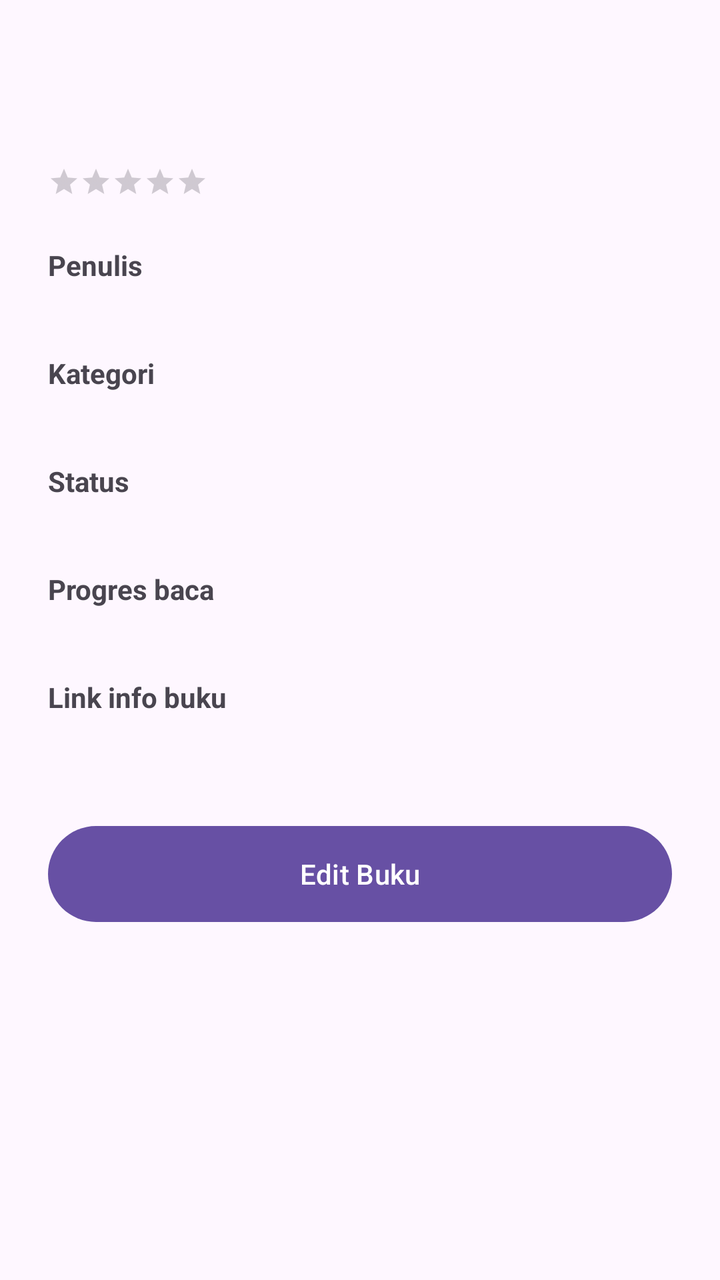
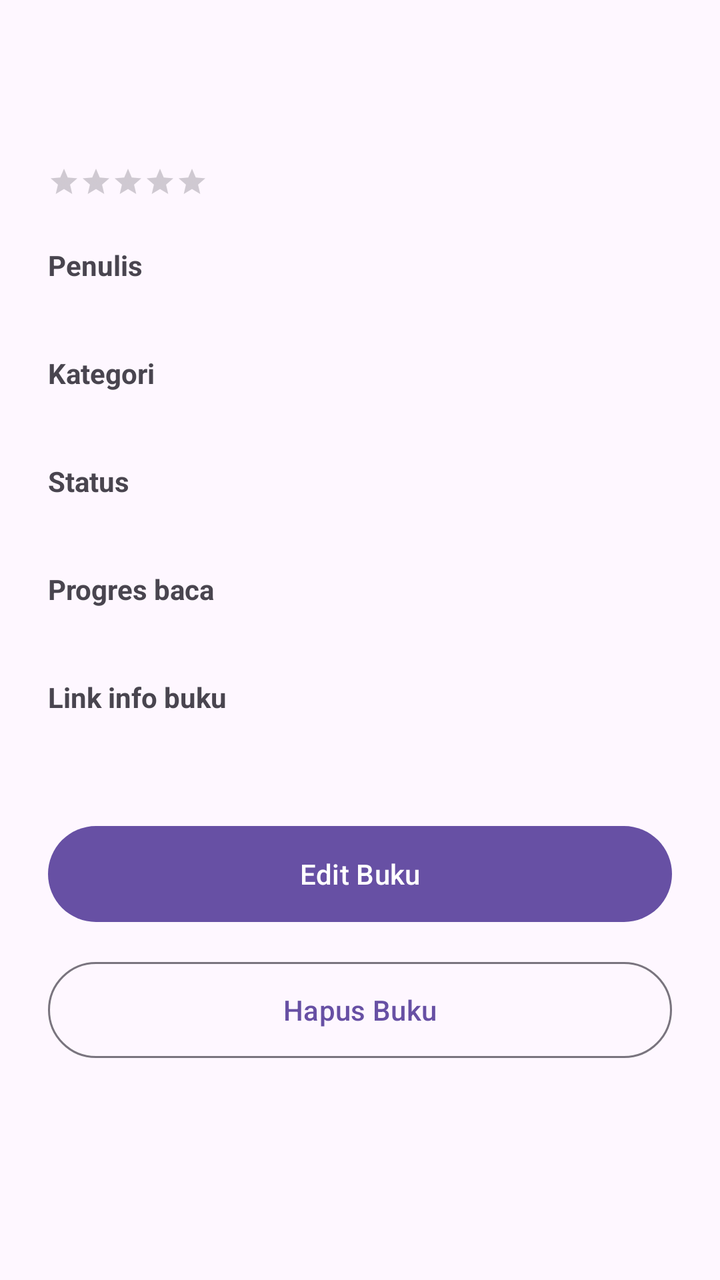

Two renders of the same Android screen: before a commit and after it. Below are the layout's source before the change and the commit's diff.
<!-- AndroidManifest.xml: application theme Theme.KoleksiBacaan -->
<!-- res/layout/activity_book_detail.xml -->
<?xml version="1.0" encoding="utf-8"?>
<ScrollView xmlns:android="http://schemas.android.com/apk/res/android"
    xmlns:tools="http://schemas.android.com/tools"
    android:id="@+id/main"
    android:layout_width="match_parent"
    android:layout_height="match_parent"
    android:fillViewport="true"
    tools:context=".BookDetailActivity">

    <LinearLayout
        android:layout_width="match_parent"
        android:layout_height="wrap_content"
        android:orientation="vertical"
        android:padding="24dp">

        <TextView
            android:id="@+id/tvJudul"
            android:layout_width="match_parent"
            android:layout_height="wrap_content"
            android:layout_marginTop="16dp"
            android:textSize="26sp"
            android:textStyle="bold" />

        <RatingBar
            android:id="@+id/ratingBar"
            style="?android:attr/ratingBarStyleSmall"
            android:layout_width="wrap_content"
            android:layout_height="wrap_content"
            android:layout_marginTop="8dp"
            android:isIndicator="true"
            android:numStars="5"
            android:stepSize="0.5" />

        <TextView
            android:layout_width="wrap_content"
            android:layout_height="wrap_content"
            android:layout_marginTop="24dp"
            android:text="@string/label_penulis"
            android:textStyle="bold" />

        <TextView
            android:id="@+id/tvPenulis"
            android:layout_width="match_parent"
            android:layout_height="wrap_content" />

        <TextView
            android:layout_width="wrap_content"
            android:layout_height="wrap_content"
            android:layout_marginTop="16dp"
            android:text="@string/label_kategori"
            android:textStyle="bold" />

        <TextView
            android:id="@+id/tvKategori"
            android:layout_width="match_parent"
            android:layout_height="wrap_content" />

        <TextView
            android:layout_width="wrap_content"
            android:layout_height="wrap_content"
            android:layout_marginTop="16dp"
            android:text="@string/label_status"
            android:textStyle="bold" />

        <TextView
            android:id="@+id/tvStatus"
            android:layout_width="match_parent"
            android:layout_height="wrap_content" />

        <TextView
            android:layout_width="wrap_content"
            android:layout_height="wrap_content"
            android:layout_marginTop="16dp"
            android:text="@string/label_progres"
            android:textStyle="bold" />

        <TextView
            android:id="@+id/tvProgres"
            android:layout_width="match_parent"
            android:layout_height="wrap_content" />

        <TextView
            android:layout_width="wrap_content"
            android:layout_height="wrap_content"
            android:layout_marginTop="16dp"
            android:text="@string/label_link_info"
            android:textStyle="bold" />

        <TextView
            android:id="@+id/tvLinkInfo"
            android:layout_width="match_parent"
            android:layout_height="wrap_content" />
        <Button
            android:id="@+id/btnEdit"
            android:layout_width="match_parent"
            android:layout_height="56dp"
            android:layout_marginTop="32dp"
            android:text="@string/btn_edit" />

    </LinearLayout>
</ScrollView>
<!-- resources referenced by this layout -->
<resources>
  <string name="btn_edit">Edit Buku</string>
  <string name="label_kategori">Kategori</string>
  <string name="label_link_info">Link info buku</string>
  <string name="label_penulis">Penulis</string>
  <string name="label_progres">Progres baca</string>
  <string name="label_status">Status</string>
  <style name="Theme.KoleksiBacaan" parent="Base.Theme.KoleksiBacaan" />
  <style name="Base.Theme.KoleksiBacaan" parent="Theme.Material3.DayNight.NoActionBar">
          
          
      </style>
</resources>

<!-- the commit's change to res/layout/activity_book_detail.xml (unified diff, before → after) -->
@@ -90,6 +90,7 @@
             android:id="@+id/tvLinkInfo"
             android:layout_width="match_parent"
             android:layout_height="wrap_content" />
+
         <Button
             android:id="@+id/btnEdit"
             android:layout_width="match_parent"
@@ -97,5 +98,13 @@
             android:layout_marginTop="32dp"
             android:text="@string/btn_edit" />
 
+        <Button
+            android:id="@+id/btnHapus"
+            style="@style/Widget.Material3.Button.OutlinedButton"
+            android:layout_width="match_parent"
+            android:layout_height="56dp"
+            android:layout_marginTop="12dp"
+            android:text="@string/btn_hapus" />
+
     </LinearLayout>
 </ScrollView>
<!-- resource entries referenced after the edit -->
@@ -1,6 +1,7 @@
 <!-- resources referenced by this layout -->
 <resources>
   <string name="btn_edit">Edit Buku</string>
+  <string name="btn_hapus">Hapus Buku</string>
   <string name="label_kategori">Kategori</string>
   <string name="label_link_info">Link info buku</string>
   <string name="label_penulis">Penulis</string>
